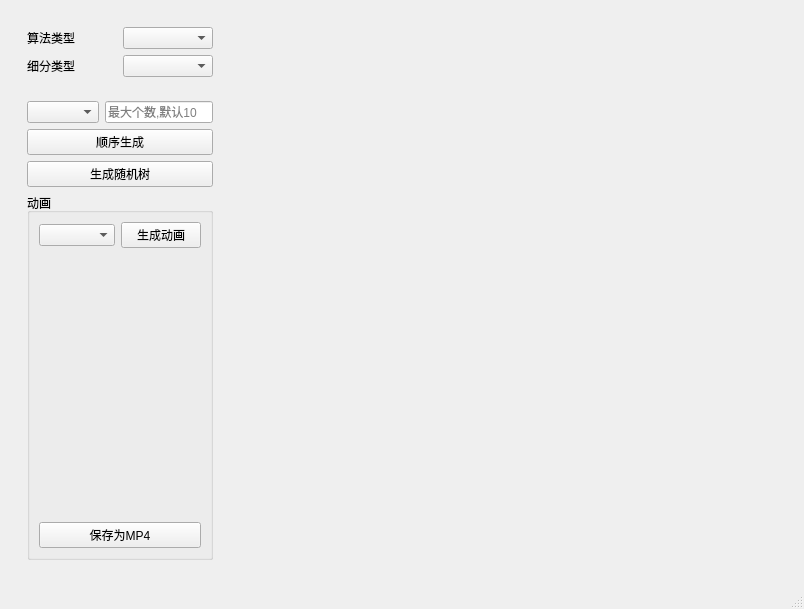
Above: main.ui from zhangqizong6/myAlgorithm before the change. Below: the same form after it.
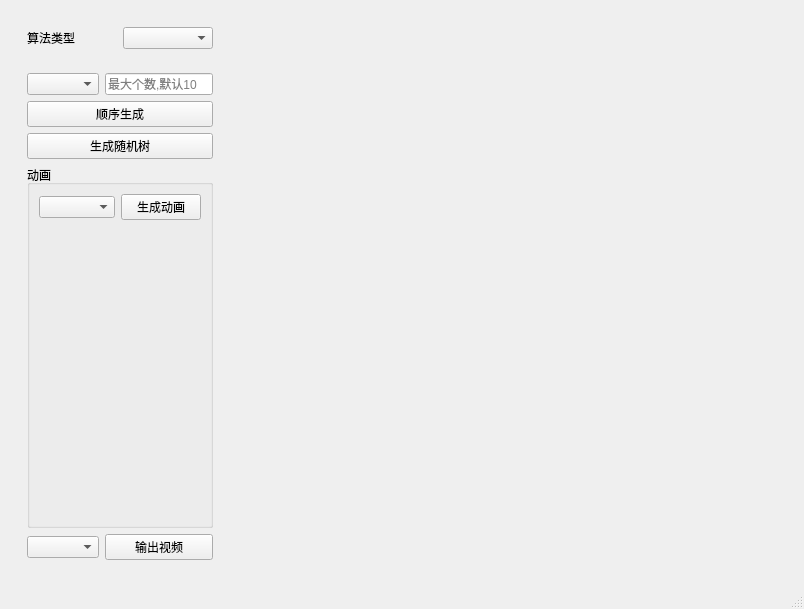
That is the form after the change.

```diff
--- a/main.ui
+++ b/main.ui
@@ -27,16 +27,6 @@
        <item>
         <widget class="QWidget" name="widget_3" native="true">
          <layout class="QGridLayout" name="gridLayout">
-          <item row="2" column="0">
-           <widget class="QLabel" name="label_2">
-            <property name="text">
-             <string>细分类型</string>
-            </property>
-           </widget>
-          </item>
-          <item row="2" column="1">
-           <widget class="QComboBox" name="comboBox_2"/>
-          </item>
           <item row="1" column="1">
            <widget class="QComboBox" name="comboBox"/>
           </item>
@@ -64,16 +54,13 @@
          <widget class="QWidget" name="page"/>
          <widget class="QWidget" name="page_2">
           <layout class="QGridLayout" name="gridLayout_2">
-           <item row="2" column="0" colspan="3">
-            <widget class="QPushButton" name="pushButton">
+           <item row="1" column="0" colspan="3">
+            <widget class="QPushButton" name="pushButton_2">
              <property name="text">
-              <string>生成随机树</string>
+              <string>顺序生成</string>
              </property>
             </widget>
            </item>
-           <item row="0" column="0">
-            <widget class="QComboBox" name="comboBox_3"/>
-           </item>
            <item row="0" column="1" colspan="2">
             <widget class="QLineEdit" name="lineEdit">
              <property name="sizePolicy">
@@ -87,6 +74,16 @@
              </property>
             </widget>
            </item>
+           <item row="2" column="0" colspan="3">
+            <widget class="QPushButton" name="pushButton">
+             <property name="text">
+              <string>生成随机树</string>
+             </property>
+            </widget>
+           </item>
+           <item row="0" column="0">
+            <widget class="QComboBox" name="comboBox_3"/>
+           </item>
            <item row="3" column="0" colspan="3">
             <widget class="QGroupBox" name="groupBox">
              <property name="title">
@@ -116,20 +113,16 @@
                 </property>
                </spacer>
               </item>
-              <item row="3" column="0" colspan="2">
-               <widget class="QPushButton" name="pushButton_4">
-                <property name="text">
-                 <string>保存为MP4</string>
-                </property>
-               </widget>
-              </item>
              </layout>
             </widget>
            </item>
-           <item row="1" column="0" colspan="3">
-            <widget class="QPushButton" name="pushButton_2">
+           <item row="4" column="0">
+            <widget class="QComboBox" name="comboBox_2"/>
+           </item>
+           <item row="4" column="1" colspan="2">
+            <widget class="QPushButton" name="pushButton_4">
              <property name="text">
-              <string>顺序生成</string>
+              <string>输出视频</string>
              </property>
             </widget>
            </item>
```
